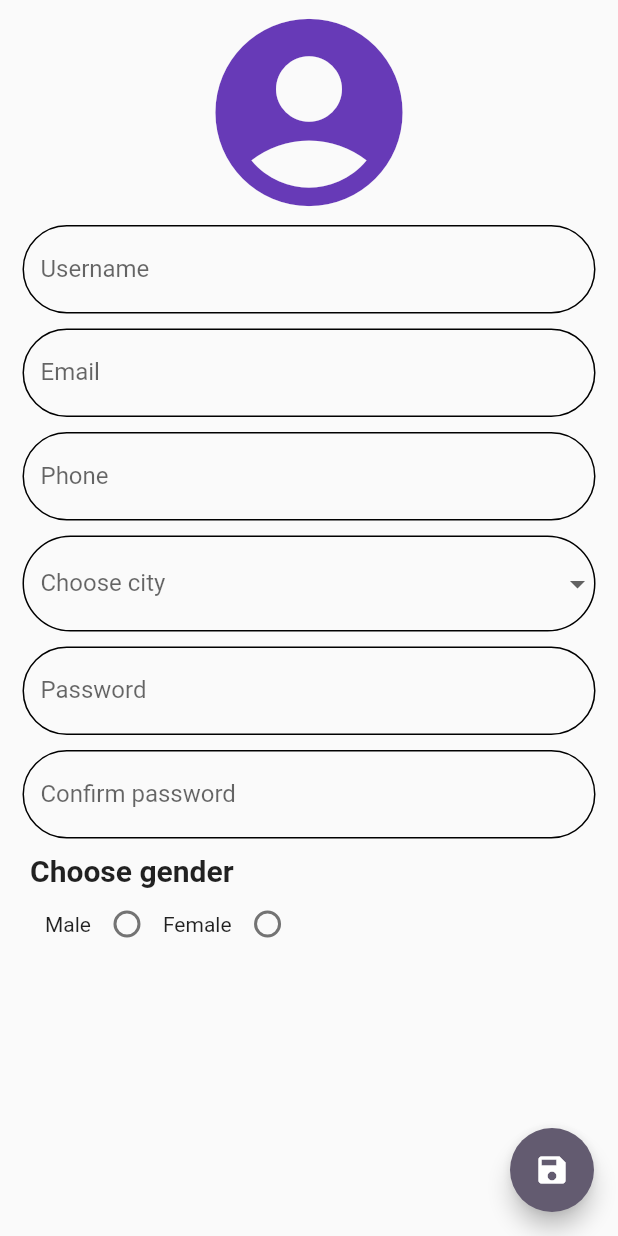
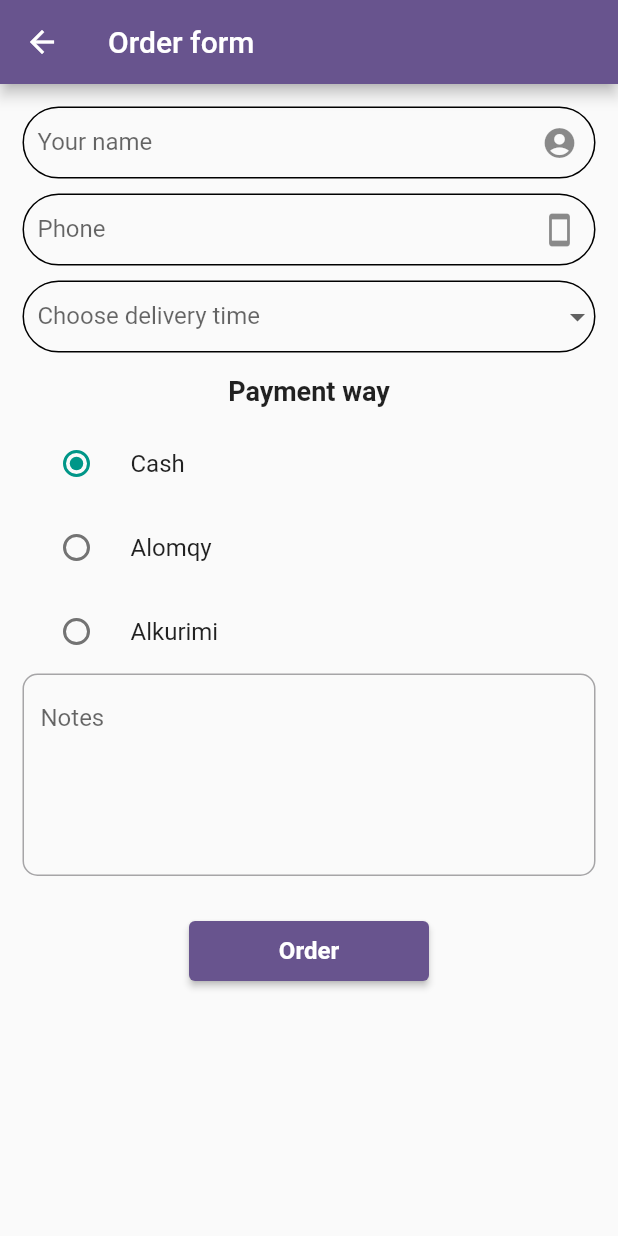
Before and after one commit to Abdulmajeed-98/e_store, a Flutter app: the screen it shows after launch, on a phone screen of 412 x 824 dp. Run offline on Flutter 3.47's test engine with Material 3 defaults, Android fonts, the phone set to English and light mode, and no system bars; our stand-ins replace fluttertoast.

Commit message:
add order form screen

```diff
--- a/lib/main.dart
+++ b/lib/main.dart
@@ -16,7 +16,7 @@ class MyApp extends StatelessWidget {
         colorScheme: ColorScheme.fromSeed(seedColor: Colors.deepPurple),
         useMaterial3: false),
       //home: HomeScreen(),
-      initialRoute: "/signup",
+      initialRoute: "/order",
       onGenerateRoute: AppRoutes.routeManager,
       // routes: {
       //   "/home":(ctx)=>HomeScreen(),
--- /dev/null
+++ b/lib/models/city.dart
@@ -0,0 +1,4 @@
+// class City{
+// late String name,value;
+// city({required this.name,})
+//   }
--- a/lib/utils/app_routes.dart
+++ b/lib/utils/app_routes.dart
@@ -5,6 +5,7 @@ import 'package:mokhtar_e_store/views/details_screen.dart';
 import 'package:mokhtar_e_store/views/home_screen.dart';
 import 'package:mokhtar_e_store/views/login_screen.dart';
 import 'package:mokhtar_e_store/views/not_found.dart';
+import 'package:mokhtar_e_store/views/order_form_screen.dart';
 import 'package:mokhtar_e_store/views/signup_screen.dart';
 import 'package:mokhtar_e_store/views/splash_screen.dart';
 
@@ -32,6 +33,8 @@ class AppRoutes {
         return MaterialPageRoute(builder: (ctx) => LoginScreen());
       case '/signup':
         return MaterialPageRoute(builder: (ctx) => SignupScreen());
+      case '/order':
+      return MaterialPageRoute(builder: (ctx) => OrderFormScreen());
       default:
         return MaterialPageRoute(builder: (ctx) => NotFoundScreen());
     }
--- /dev/null
+++ b/lib/views/order_form_screen.dart
@@ -0,0 +1,183 @@
+// ignore_for_file: prefer_const_literals_to_create_immutables, prefer_const_constructors
+
+import 'package:flutter/material.dart';
+import 'package:mokhtar_e_store/widgets/my_text_field.dart';
+
+class OrderFormScreen extends StatefulWidget {
+  const OrderFormScreen({super.key});
+
+  @override
+  State<OrderFormScreen> createState() => _OrderFormScreenState();
+}
+
+class _OrderFormScreenState extends State<OrderFormScreen> {
+  final _formKey = GlobalKey<FormState>();
+
+  String paymentWay = 'cash';
+  String? time, username, phone, notes;
+  bool validateAndSave() {
+    final form = _formKey.currentState;
+    if (form!.validate()) {
+      form.save(); // حفظ قيم الحقول في المتغيرات
+      return true;
+    }
+    return false;
+  }
+
+  @override
+  Widget build(BuildContext context) {
+    return Scaffold(
+      appBar: AppBar(
+        title: Text('Order form'),
+      ),
+      body: SingleChildScrollView(
+        child: Form(
+          key: _formKey,
+          child: Container(
+            // height: MediaQuery.of(context).size.height,
+            padding: EdgeInsets.all(15),
+            child: Column(
+              mainAxisAlignment: MainAxisAlignment.end,
+              children: [
+                MyTextField(
+                  labelText: 'Your name',
+                  hintText: 'Ahmad mohmmad ben...',
+                  autoValidateMode: AutovalidateMode.onUserInteraction,
+                  suffix: Icon(Icons.account_circle),
+                  validator: (value) {
+                    if (value!.isEmpty) {
+                      return 'this is requaired feild';
+                    }
+                    if (RegExp(r"^[A-Za-z]+ +[A-Za-z]+ [A-Za-z]")
+                        .hasMatch(value)) {
+                      return 'please thred name';
+                    } else {
+                      return null;
+                    }
+                  },
+                  onSaved: (val) => username = val,
+                ),
+                SizedBox(height: 10),
+                MyTextField(
+                  keyboardType: TextInputType.phone,
+                  labelText: 'Phone',
+                  suffix: Icon(Icons.smartphone),
+                  validator: (value) {
+                    if (value!.isEmpty) {
+                      return 'this is requaired feild';
+                    }
+                    if (RegExp(r'^7[7,8,1,3,0][0-9]{7}$').hasMatch(value)) {
+                      return 'phone should be 9 digits and numbers only';
+                    }
+                    return null;
+                  },
+                  onSaved: (val) => phone = val,
+                ),
+                SizedBox(height: 10),
+                DropdownButtonFormField(
+                  decoration: InputDecoration(
+                      contentPadding: EdgeInsets.all(10),
+                      focusedErrorBorder: OutlineInputBorder(
+                          borderRadius: BorderRadius.circular(50),
+                          borderSide: BorderSide(color: Colors.red)),
+                      errorBorder: OutlineInputBorder(
+                          borderSide: BorderSide(color: Colors.red),
+                          borderRadius: BorderRadius.circular(50)),
+                      enabledBorder: OutlineInputBorder(
+                          borderRadius: BorderRadius.circular(50)),
+                      focusedBorder: OutlineInputBorder(
+                        borderSide: BorderSide(color: Colors.teal),
+                        borderRadius: BorderRadius.circular(50),
+                      ),
+                      labelText: 'Choose delivery time'),
+                  items: [
+                    'Morning',
+                    "Afternoon",
+                    'Eveing',
+                    'Night',
+                  ].map((String value) {
+                    return DropdownMenuItem<String>(
+                      value: value,
+                      child: Text(value),
+                    );
+                  }).toList(),
+                  onChanged: (value) {
+                    setState(() {
+                      time = value;
+                    });
+                  },
+                  validator: (value) {
+                    if (value == null) {
+                      return 'this is requaired feild';
+                    }
+                    return null;
+                  },
+                ),
+                SizedBox(height: 15),
+                Text(
+                  'Payment way',
+                  style: TextStyle(fontSize: 18, fontWeight: FontWeight.bold),
+                ),
+                SizedBox(
+                  height: 10,
+                ),
+                RadioListTile(
+                    title: Text('Cash'),
+                    value: 'cash',
+                    activeColor: Colors.teal,
+                    groupValue: paymentWay,
+                    onChanged: (val) {
+                      paymentWay = val!;
+                      setState(() {});
+                    }),
+                RadioListTile(
+                    title: Text('Alomqy'),
+                    value: 'alomqy',
+                    activeColor: Colors.teal,
+                    groupValue: paymentWay,
+                    onChanged: (val) {
+                      paymentWay = val!;
+                      setState(() {});
+                    }),
+                RadioListTile(
+                    title: Text('Alkurimi'),
+                    value: 'alkurimi',
+                    activeColor: Colors.teal,
+                    groupValue: paymentWay,
+                    onChanged: (val) {
+                      paymentWay = val!;
+                      setState(() {});
+                    }),
+                TextField(
+                  onSubmitted: (val) => notes = val,
+                  minLines: 5,
+                  maxLines: 5,
+                  decoration: InputDecoration(
+                      border: OutlineInputBorder(
+                          borderRadius: BorderRadius.circular(10)),
+                      hintText: 'Notes'),
+                ),
+                Container(
+                    margin: EdgeInsets.only(top: 20),
+                    height: 60,
+                    width: 200,
+                    padding: EdgeInsets.symmetric(vertical: 10, horizontal: 20),
+                    child: ElevatedButton(
+                        onPressed: () {
+                          if(validateAndSave()){
+                            Navigator.pushReplacementNamed(context, '/afterOrder');
+                            }
+                        },
+                        child: Text(
+                          'Order',
+                          style: TextStyle(
+                              fontWeight: FontWeight.bold, fontSize: 16),
+                        )))
+              ],
+            ),
+          ),
+        ),
+      ),
+    );
+  }
+}
--- a/lib/views/signup_screen.dart
+++ b/lib/views/signup_screen.dart
@@ -1,4 +1,6 @@
 import 'package:flutter/material.dart';
+
+import '../widgets/my_text_field.dart';
 
 class SignupScreen extends StatefulWidget {
   @override
@@ -9,9 +11,9 @@ class _SignupScreenState extends State<SignupScreen> {
   final _formKey = GlobalKey<FormState>();
 
   String? username, email, phone, city, password, confirmPassword;
-  String? gender;
-
-bool validateAndSave() {
+  String? gender = 'female';
+  bool isAccpet = false, isNoti = false,isVisable = true;
+  bool validateAndSaves() {
     final form = _formKey.currentState;
     if (form!.validate()) {
       form.save(); // حفظ قيم الحقول في المتغيرات
@@ -25,7 +27,7 @@ bool validateAndSave() {
     return Scaffold(
       floatingActionButton: FloatingActionButton(
         onPressed: () {
-          validateAndSave();
+          validateAndSaves();
         },
         child: Icon(Icons.save),
       ),
@@ -43,22 +45,10 @@ bool validateAndSave() {
                   color: Colors.deepPurple,
                 ),
                 // حقل اسم المستخدم
-                TextFormField(
-                  autovalidateMode: AutovalidateMode.onUserInteraction,
-                  decoration: InputDecoration(
-                    focusedErrorBorder: OutlineInputBorder(borderRadius: BorderRadius.circular(50),
-                    borderSide: BorderSide(color: Colors.red)),
-                    errorBorder: OutlineInputBorder(
-                      borderSide: BorderSide(color: Colors.red),
-                      borderRadius: BorderRadius.circular(50)
-                    ),
-                      enabledBorder: OutlineInputBorder(
-                          borderRadius: BorderRadius.circular(50)),
-                      focusedBorder: OutlineInputBorder(
-                        borderSide: BorderSide(color: Colors.teal),
-                        borderRadius: BorderRadius.circular(50),
-                      ),
-                      labelText: 'Username'),
+                MyTextField(
+                  labelText: 'Username',
+                  autoValidateMode: AutovalidateMode.onUserInteraction,
+                  suffix: Icon(Icons.person),
                   validator: (value) {
                     if (value!.length < 3) {
                       return 'username should 3 letters at least';
@@ -70,24 +60,9 @@ bool validateAndSave() {
                   height: 10,
                 ),
                 // حقل البريد الإلكتروني
-                TextFormField(
-                  // autovalidateMode:AutovalidateMode.onUserInteraction,
-                  decoration: InputDecoration(
-                    focusedErrorBorder: OutlineInputBorder(borderRadius: BorderRadius.circular(50),
-                    borderSide: BorderSide(color: Colors.red)),
-                    errorBorder: OutlineInputBorder(
-                      borderSide: BorderSide(color: Colors.red),
-                      borderRadius: BorderRadius.circular(50)
-                    ),
-                    enabledBorder: OutlineInputBorder(
-                        borderRadius: BorderRadius.circular(50)),
-                    focusedBorder: OutlineInputBorder(
-                      borderSide: BorderSide(color: Colors.teal),
-                      borderRadius: BorderRadius.circular(50),
-                    ),
-                    labelText: 'Email',
-                  ),
-                  keyboardType: TextInputType.emailAddress,
+                MyTextField(
+                  labelText: 'Email',
+                  suffix: Icon(Icons.email),
                   validator: (value) {
                     if (!RegExp(
                             r"^[a-zA-Z0-9.a-zA-Z0-9.!#$%&'*+-/=?^_`{|}~]+@[a-zA-Z0-9]+\.[a-zA-Z]+")
@@ -101,23 +76,8 @@ bool validateAndSave() {
                   height: 10,
                 ),
 
-                TextFormField(
-                  // autovalidateMode:AutovalidateMode.onUserInteraction,
-                  decoration: InputDecoration(
-                    focusedErrorBorder: OutlineInputBorder(borderRadius: BorderRadius.circular(50),
-                    borderSide: BorderSide(color: Colors.red)),
-                    errorBorder: OutlineInputBorder(
-                      borderSide: BorderSide(color: Colors.red),
-                      borderRadius: BorderRadius.circular(50)
-                    ),
-                    enabledBorder: OutlineInputBorder(
-                        borderRadius: BorderRadius.circular(50)),
-                    focusedBorder: OutlineInputBorder(
-                      borderSide: BorderSide(color: Colors.teal),
-                      borderRadius: BorderRadius.circular(50),
-                    ),
-                    labelText: 'Phone',
-                  ),
+                MyTextField(
+                  labelText: 'Phone',
                   keyboardType: TextInputType.phone,
                   validator: (value) {
                     if (value!.isEmpty) {
@@ -128,7 +88,6 @@ bool validateAndSave() {
                     }
                     return null;
                   },
-                  onSaved: (value) => phone = value,
                 ),
                 SizedBox(
                   height: 10,
@@ -136,14 +95,14 @@ bool validateAndSave() {
 
                 // حقل المدينة
                 DropdownButtonFormField(
-                  // autovalidateMode:AutovalidateMode.onUserInteraction,
                   decoration: InputDecoration(
-                    focusedErrorBorder: OutlineInputBorder(borderRadius: BorderRadius.circular(50),
-                    borderSide: BorderSide(color: Colors.red)),
-                    errorBorder: OutlineInputBorder(
-                      borderSide: BorderSide(color: Colors.red),
-                      borderRadius: BorderRadius.circular(50)
-                    ),
+                      contentPadding: EdgeInsets.all(10),
+                      focusedErrorBorder: OutlineInputBorder(
+                          borderRadius: BorderRadius.circular(50),
+                          borderSide: BorderSide(color: Colors.red)),
+                      errorBorder: OutlineInputBorder(
+                          borderSide: BorderSide(color: Colors.red),
+                          borderRadius: BorderRadius.circular(50)),
                       enabledBorder: OutlineInputBorder(
                           borderRadius: BorderRadius.circular(50)),
                       focusedBorder: OutlineInputBorder(
@@ -179,25 +138,16 @@ bool validateAndSave() {
                 SizedBox(
                   height: 10,
                 ),
-
                 // حقل كلمة المرور
-                TextFormField(
-                  autovalidateMode:AutovalidateMode.onUserInteraction,
-                  decoration: InputDecoration(
-                    focusedErrorBorder: OutlineInputBorder(borderRadius: BorderRadius.circular(50),
-                    borderSide: BorderSide(color: Colors.red)),
-                    errorBorder: OutlineInputBorder(
-                      borderSide: BorderSide(color: Colors.red),
-                      borderRadius: BorderRadius.circular(50)
-                    ),
-                      enabledBorder: OutlineInputBorder(
-                          borderRadius: BorderRadius.circular(50)),
-                      focusedBorder: OutlineInputBorder(
-                        borderSide: BorderSide(color: Colors.teal),
-                        borderRadius: BorderRadius.circular(50),
-                      ),
-                      labelText: 'Password'),
-                  obscureText: true,
+                MyTextField(
+                  suffix: InkWell(
+                    onTap: () => setState(() {
+                      isVisable = !isVisable;
+                    }),
+                    child: Icon(!isVisable? Icons.visibility:Icons.visibility_off)),
+                  labelText: 'Password',
+                  obscureText: isVisable,
+                  onSaved: (value) => password = value,
                   validator: (value) {
                     if (value!.isEmpty) {
                       return 'this is requaired feild';
@@ -207,36 +157,20 @@ bool validateAndSave() {
                     }
                     return null;
                   },
-                  onSaved: (value) => password = value,
                 ),
                 SizedBox(
                   height: 10,
                 ),
-
                 // حقل تأكيد كلمة المرور
-                TextFormField(
-                  // autovalidateMode:AutovalidateMode.onUserInteraction,
-                  decoration: InputDecoration(
-                    focusedErrorBorder: OutlineInputBorder(borderRadius: BorderRadius.circular(50),
-                    borderSide: BorderSide(color: Colors.red)),
-                    errorBorder: OutlineInputBorder(
-                      borderSide: BorderSide(color: Colors.red),
-                      borderRadius: BorderRadius.circular(50)
-                    ),
-                      enabledBorder: OutlineInputBorder(
-                        borderRadius: BorderRadius.circular(50),
-                      ),
-                      focusedBorder: OutlineInputBorder(
-                        borderSide: BorderSide(color: Colors.teal),
-                        borderRadius: BorderRadius.circular(50),
-                      ),
-                      labelText: 'Confirm password'),
+                MyTextField(
+                  password: password,
                   obscureText: true,
-                  validator: (value) {
-                    if (value!.isEmpty) {
+                  labelText: 'Confirm password',
+                  validator: (val) {
+                    if (val!.isEmpty) {
                       return 'this is required field';
                     }
-                    if (value != password) {
+                    if (val != password) {
                       return 'your passwords not compted';
                     }
                     return null;
@@ -245,7 +179,6 @@ bool validateAndSave() {
                 SizedBox(
                   height: 10,
                 ),
-
                 // حقل الجنس
                 Container(
                     padding: EdgeInsets.only(left: 5),
@@ -262,7 +195,7 @@ bool validateAndSave() {
                       Text('Male'),
                       Radio(
                         activeColor: Colors.teal,
-                        value: 'Male',
+                        value: 'male',
                         groupValue: gender,
                         onChanged: (value) {
                           setState(() {
@@ -273,7 +206,7 @@ bool validateAndSave() {
                       Text('Female'),
                       Radio(
                         activeColor: Colors.teal,
-                        value: 'Female',
+                        value: 'female',
                         groupValue: gender,
                         onChanged: (value) {
                           setState(() {
@@ -284,6 +217,28 @@ bool validateAndSave() {
                     ],
                   ),
                 ),
+                Row(
+                  children: [
+                    Checkbox(
+                        value: isAccpet,
+                        onChanged: (val) {
+                          isAccpet = val!;
+                          setState(() {});
+                        }),
+                    Text('I accpet the termes')
+                  ],
+                ),
+                Row(
+                  children: [
+                    Checkbox(
+                        value: isNoti,
+                        onChanged: (val) {
+                          isNoti = val!;
+                          setState(() {});
+                        }),
+                    Text('Do you want send you notfication')
+                  ],
+                ),
               ],
             ),
           ),
--- a/lib/views/splash_screen.dart
+++ b/lib/views/splash_screen.dart
@@ -14,7 +14,7 @@ class SplashScreen extends StatelessWidget {
         mainAxisAlignment: MainAxisAlignment.center,
         crossAxisAlignment: CrossAxisAlignment.center,
         children: [
-        Center(child: Image.asset("assets/images/logo.png")),
+        Center(child: Image.asset("assets/images/a_logo.png")),
         SizedBox(height: 20,),
         Center(child: CircularProgressIndicator())
       ],),
--- /dev/null
+++ b/lib/widgets/my_text_field.dart
@@ -0,0 +1,45 @@
+import 'package:flutter/material.dart';
+
+class MyTextField extends StatelessWidget {
+  const MyTextField({
+    super.key,
+    this.password, this.validator,this.autoValidateMode, this.labelText, this.obscureText =false, this.onSaved, this.keyboardType, this.suffix, this.hintText ,
+  });
+
+  final String? password, labelText, hintText;
+  final String? Function(String?)? validator;
+  final AutovalidateMode? autoValidateMode;
+  final bool obscureText;
+  final Function(String?)? onSaved;
+  final TextInputType? keyboardType;
+  final Widget? suffix;
+  @override
+  Widget build(BuildContext context) {
+    return TextFormField(
+      autovalidateMode: autoValidateMode,
+      decoration: InputDecoration(
+        contentPadding: EdgeInsets.all(10),
+          focusedErrorBorder: OutlineInputBorder(
+              borderRadius: BorderRadius.circular(50),
+              borderSide: BorderSide(color: Colors.red)),
+          errorBorder: OutlineInputBorder(
+              borderSide: BorderSide(color: Colors.red),
+              borderRadius: BorderRadius.circular(50)),
+          enabledBorder: OutlineInputBorder(
+            borderRadius: BorderRadius.circular(50),
+          ),
+          focusedBorder: OutlineInputBorder(
+            borderSide: BorderSide(color: Colors.teal),
+            borderRadius: BorderRadius.circular(50),
+          ),
+          suffixIcon: suffix,
+          labelText: labelText,
+          hintText: hintText,
+),
+      onSaved: onSaved,
+      obscureText: obscureText,
+      validator: validator,
+      keyboardType: keyboardType,
+    );
+  }
+}
```
